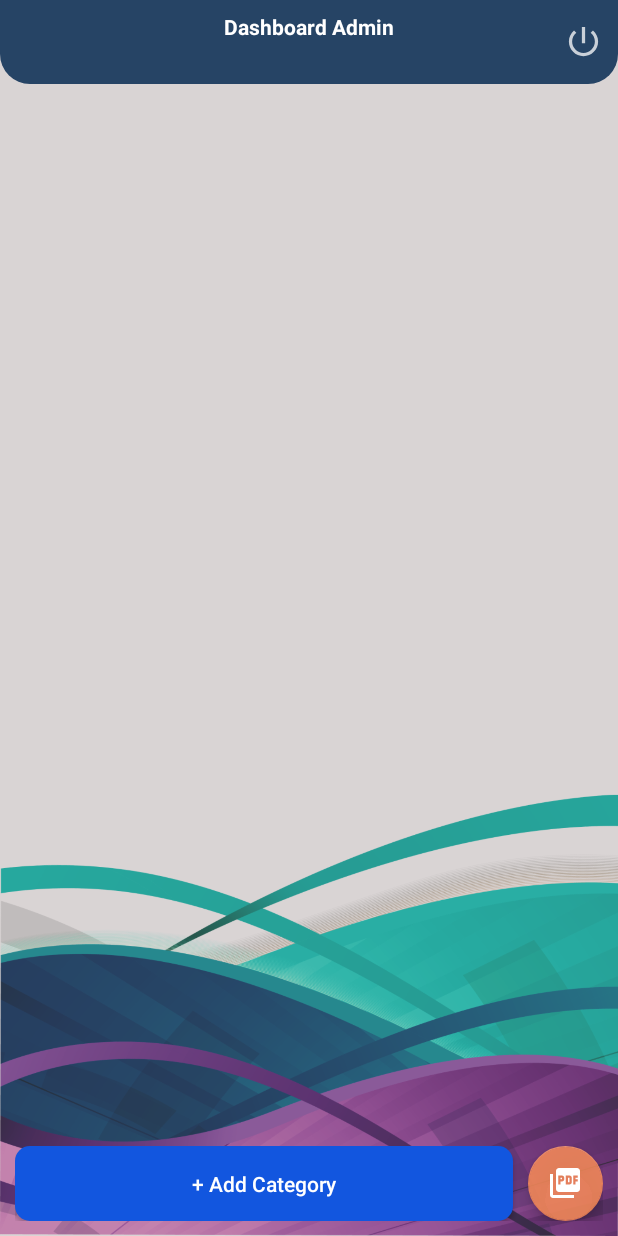
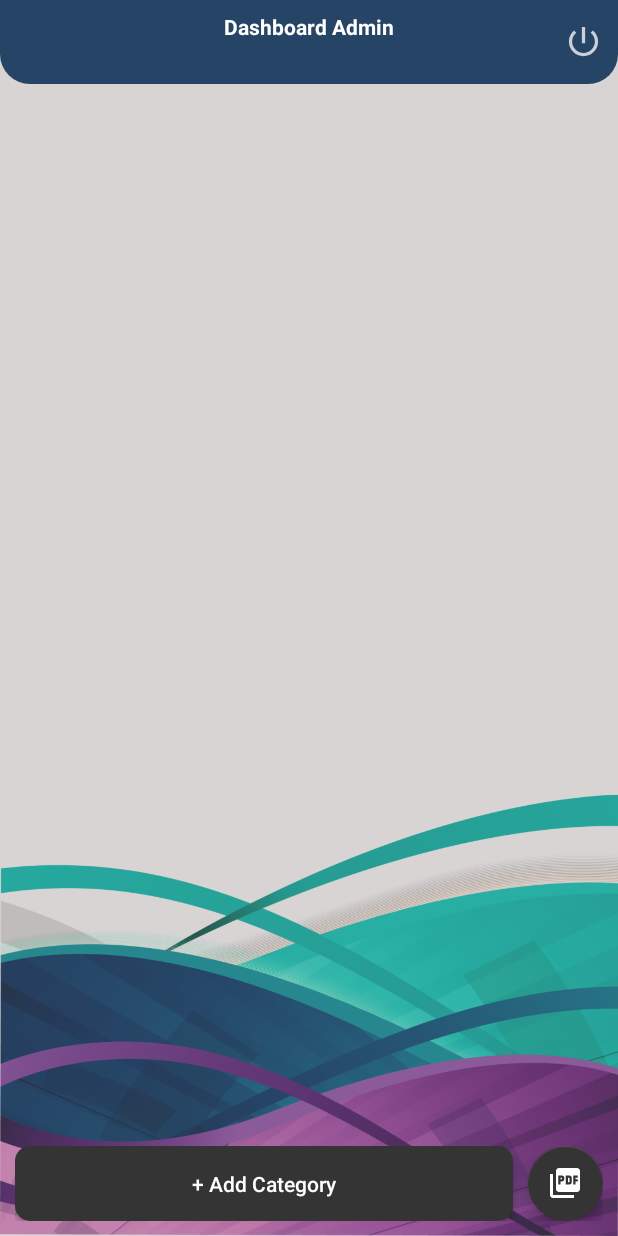
Before and after one commit to emreeldemir/Leafy, an Android app: the DashboardAdminActivity screen opened directly, with no data from a screen before it, on a phone screen of 412 x 824 dp. Run offline under Robolectric (Android 15) with nearby library versions, the phone set to English and light mode, and no system bars; our stand-ins replace Firebase (no records; nobody signed in at launch, a user with empty details on screens opened directly).

Commit message:
some colors changed

```diff
--- a/app/src/main/res/layout/activity_dashboard_admin.xml
+++ b/app/src/main/res/layout/activity_dashboard_admin.xml
@@ -78,7 +78,7 @@
             android:id="@+id/addPdfFab"
             android:layout_width="wrap_content"
             android:layout_height="wrap_content"
-            app:backgroundTint="@color/colorPrimary"
+            app:backgroundTint="@color/add_category_color"
             app:fabCustomSize="50dp"
             app:tint="@color/white"
             android:src="@drawable/ic_pdf_white" />
--- a/app/src/main/res/values/colors.xml
+++ b/app/src/main/res/values/colors.xml
@@ -12,5 +12,5 @@
     <color name="midGrey">#918A8A</color>
     <color name="darkGrey">#5F5B5B</color>
     <color name="toolbarColor">#264465</color>
-    <color name="add_category_color">#1256DF</color>
+    <color name="add_category_color">#343434</color>
 </resources>
```
